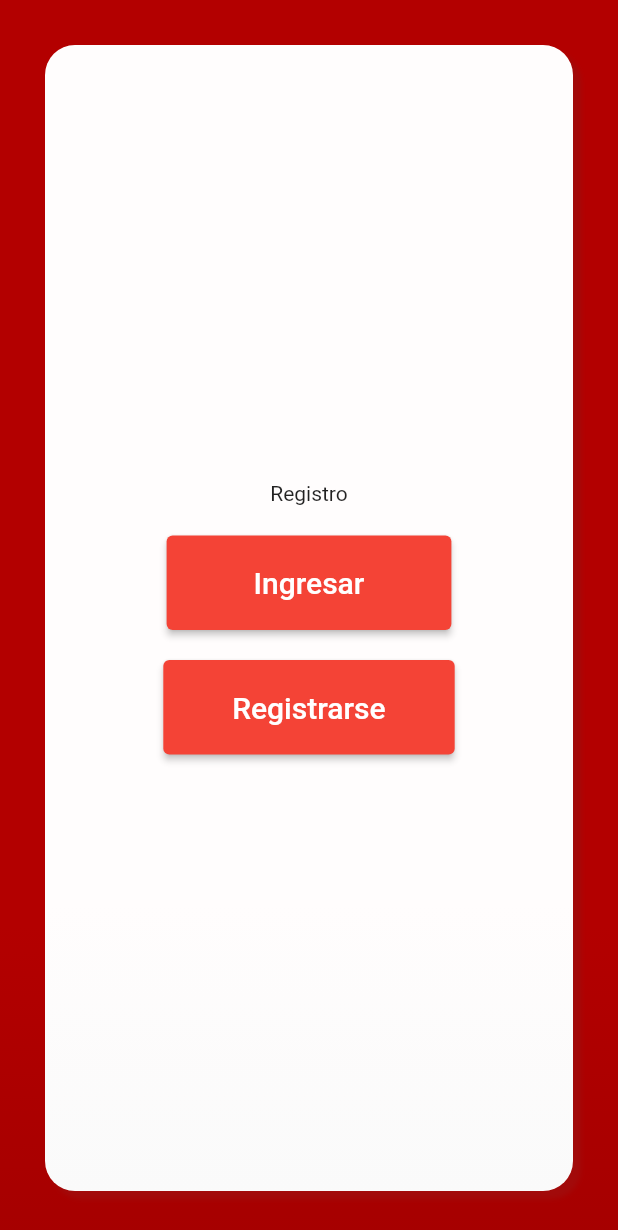
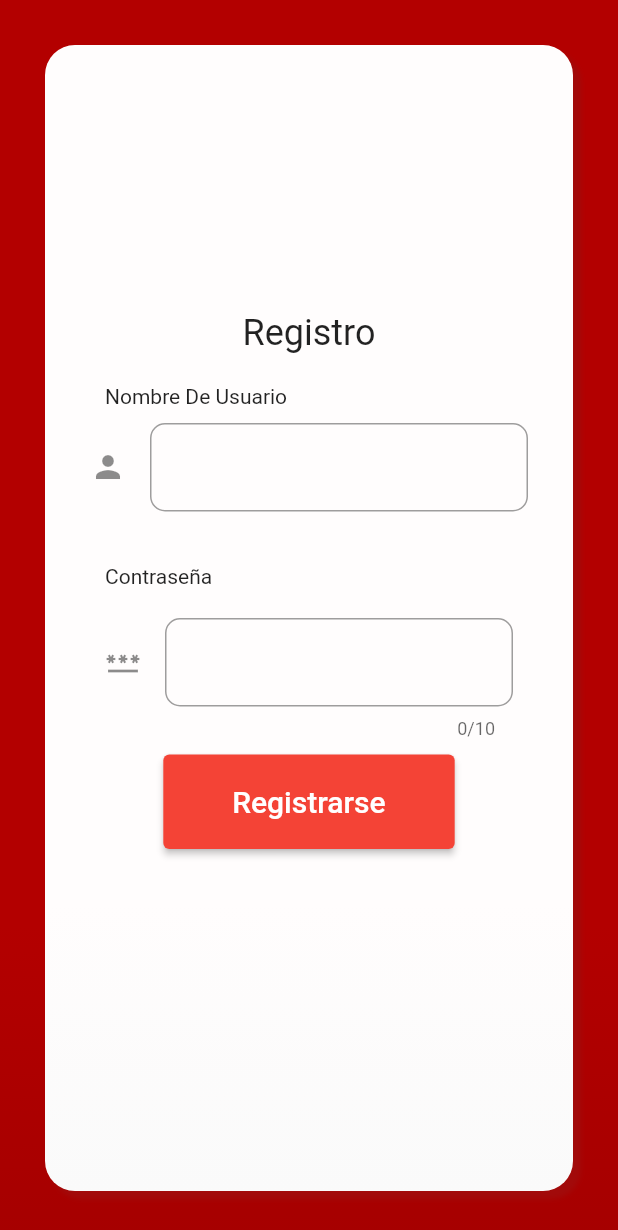
Before and after one commit to jhonel900/Aplicaci-nTodoList, a Flutter app: the screen it shows after launch, after a tap on "Registrarse", on a phone screen of 412 x 824 dp. Shown: the top 1230 px of the screen. Run offline on Flutter 3.47's test engine with Material 2 defaults, Android fonts, the phone set to English and light mode, and no system bars; our stand-ins replace sqflite; accounts and stored records are empty.

Commit message:
añadido form registro

```diff
--- a/lib/formulario_registro.dart
+++ b/lib/formulario_registro.dart
@@ -5,9 +5,75 @@ class FormularioRegistro {
     return Column(
       mainAxisAlignment: MainAxisAlignment.center,
       children: [
-        Row(
-            mainAxisAlignment: MainAxisAlignment.center,
-            children: [Text('Registro')])
+        Row(mainAxisAlignment: MainAxisAlignment.center, children: [
+          Text(
+            'Registro',
+            style: TextStyle(fontSize: 24),
+          ),
+        ]),
+        Padding(
+            padding: EdgeInsets.all(10),
+            child: Container(
+                width: double.infinity,
+                height: 100,
+                child: Column(
+                    mainAxisAlignment: MainAxisAlignment.start,
+                    children: [
+                      Row(children: [
+                        Padding(
+                          child: Text('Nombre De Usuario'),
+                          padding: EdgeInsets.all(10),
+                        )
+                      ]),
+                      TextField(
+                          decoration: InputDecoration(
+                        icon: Icon(Icons.person),
+                        border: OutlineInputBorder(
+                            borderRadius: BorderRadius.circular(10)),
+                      )),
+                    ]))),
+        Padding(
+          padding: EdgeInsets.all(10),
+          child: Container(
+            width: double.infinity,
+            height: 200,
+            child: Column(
+              children: [
+                Row(
+                  children: [
+                    Padding(
+                      padding: EdgeInsets.all(10),
+                      child: Text('Contraseña'),
+                    ),
+                  ],
+                ),
+                Padding(
+                  padding: EdgeInsets.all(10),
+                  child: TextField(
+                      maxLength: 10,
+                      obscureText: true,
+                      decoration: InputDecoration(
+                        icon: Icon(Icons.password),
+                        border: OutlineInputBorder(
+                            borderRadius: BorderRadius.circular(10)),
+                      )),
+                ),
+                ElevatedButton(
+                  style: ButtonStyle(),
+                  onPressed: () {},
+                  child: Padding(
+                    padding: EdgeInsets.only(
+                        right: 30, top: 20, bottom: 20, left: 30),
+                    child: Text(
+                      'Registrarse',
+                      style: TextStyle(fontSize: 20),
+                    ),
+                  ),
+                )
+              ],
+            ),
+          ),
+        )
       ],
     );
   }
--- a/lib/formulario_sesion.dart
+++ b/lib/formulario_sesion.dart
@@ -15,6 +15,8 @@ class _Formulario extends State<FormularioSesion> {
   bool visibilidadFormSesion = true;
   bool visibilidadBotonesTotal = false;
 
+  bool _visibleButtonIngresar = true;
+  bool _buttonRegistrar = true;
   @override
   Widget build(BuildContext context) {
     return Column(mainAxisAlignment: MainAxisAlignment.center, children: [
@@ -72,41 +74,48 @@ class _Formulario extends State<FormularioSesion> {
           mainAxisAlignment: MainAxisAlignment.spaceAround,
           mainAxisSize: MainAxisSize.max,
           children: [
-            ElevatedButton(
+            Visibility(
+                visible: _visibleButtonIngresar,
+                child: ElevatedButton(
                   style: ButtonStyle(),
                   onPressed: () {
-                Navigator.push(context, MaterialPageRoute(builder: (context) {
+                    Navigator.push(context,
+                        MaterialPageRoute(builder: (context) {
                       return Tareas();
                     }));
                   },
                   child: Padding(
-                padding:
-                    EdgeInsets.only(right: 42, top: 20, bottom: 20, left: 42),
+                    padding: EdgeInsets.only(
+                        right: 42, top: 20, bottom: 20, left: 42),
                     child: Text(
                       'Ingresar',
                       style: TextStyle(fontSize: 20),
                     ),
                   ),
-            ),
+                )),
             SizedBox(
               height: 20,
             ),
-            ElevatedButton(
+            Visibility(
+                visible: _buttonRegistrar,
+                child: ElevatedButton(
                   style: ButtonStyle(),
                   onPressed: () {
                     setState(() {
                       visibilidadFormSesion = false;
+                      _visibleButtonIngresar = false;
+                      _buttonRegistrar = false;
                     });
                   },
                   child: Padding(
-                padding:
-                    EdgeInsets.only(right: 30, top: 20, bottom: 20, left: 30),
+                    padding: EdgeInsets.only(
+                        right: 30, top: 20, bottom: 20, left: 30),
                     child: Text(
                       'Registrarse',
                       style: TextStyle(fontSize: 20),
                     ),
                   ),
-            )
+                ))
           ]),
     ]);
   }
--- a/lib/main.dart
+++ b/lib/main.dart
@@ -1,5 +1,9 @@
 import 'package:flutter/material.dart';
 import 'fondo_pantalla.dart';
+import 'dart:async';
+
+import 'package:path/path.dart';
+import 'package:sqflite/sqflite.dart';
 
 void main() {
   runApp(MyApp());
--- a/pubspec.yaml
+++ b/pubspec.yaml
@@ -28,6 +28,7 @@ dependencies:
   # The following adds the Cupertino Icons font to your application.
   # Use with the CupertinoIcons class for iOS style icons.
   cupertino_icons: ^1.0.2
+  sqflite: ^2.0.0+4
 
 dev_dependencies:
   flutter_test:
```
Also changed, not shown: pubspec.lock. Lines whose indentation alone changed are shown as unchanged.
